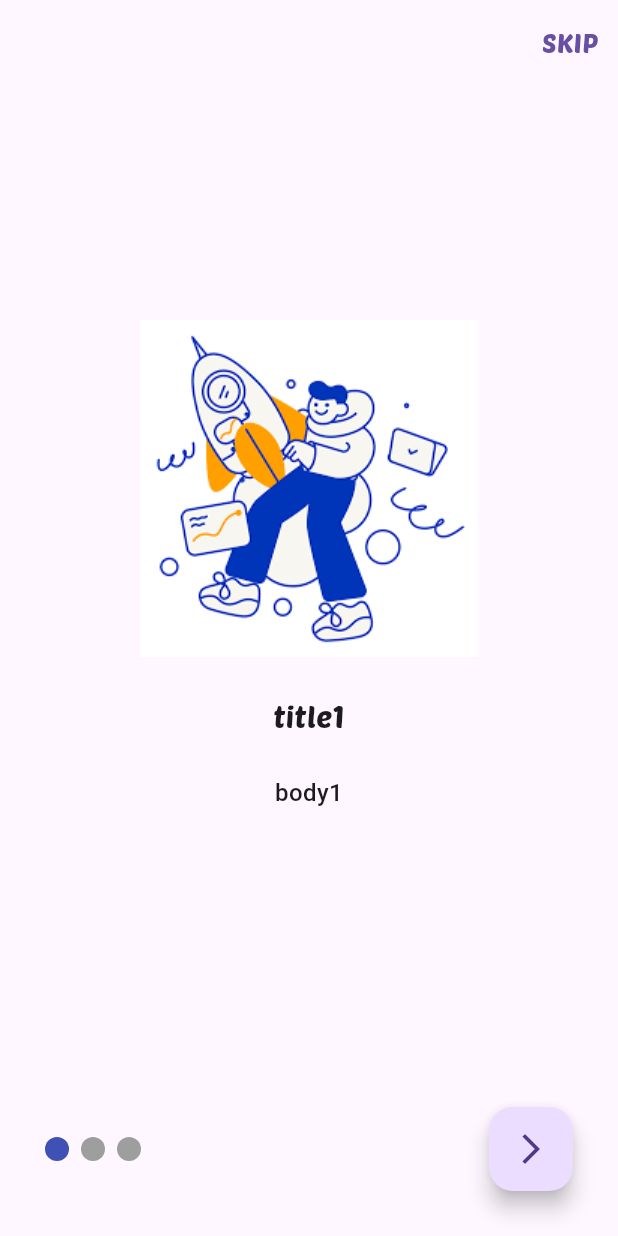
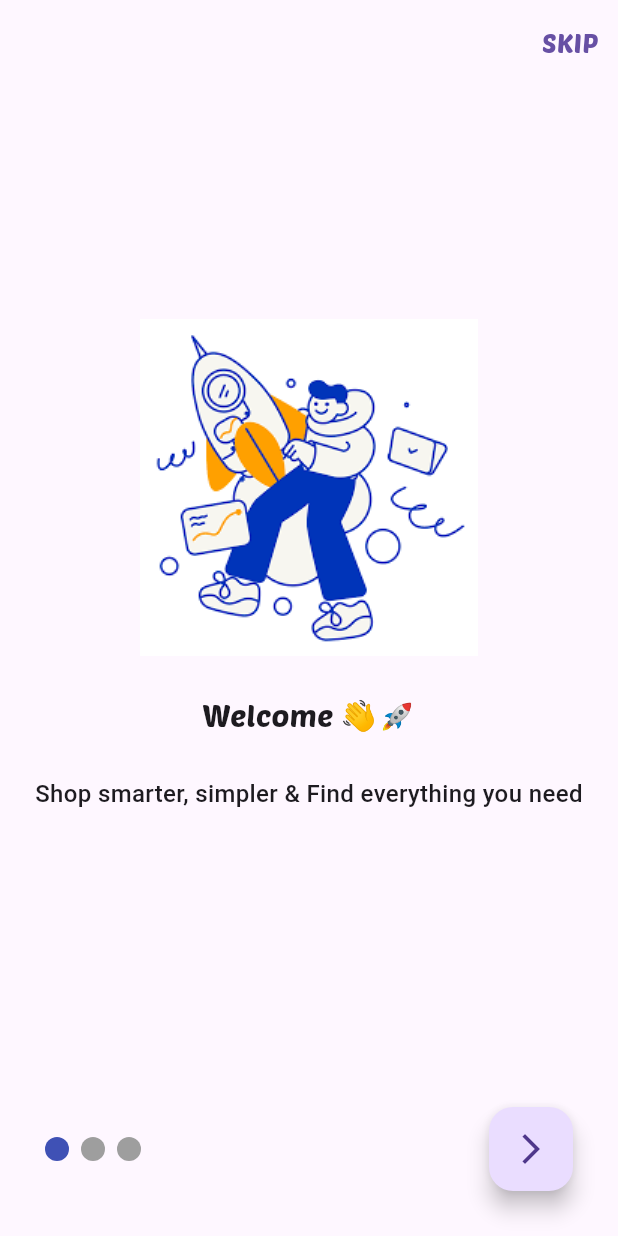
Before and after one commit to Mr11011/Flutter-Shopping-App, a Flutter app: the onBoardingScreen screen opened directly, on a phone screen of 412 x 824 dp. Run offline on Flutter 3.47's test engine with Material 3 defaults, Android fonts, the phone set to English and light mode, and no system bars; drawn by our look-alikes of smooth_page_indicator; our stand-ins replace bloc, carousel_slider, conditional_builder_null_safety, dio, flutter_bloc, fluttertoast and 2 more; accounts and stored records are empty; network calls fail.

Commit message:
part2 8/5

```diff
--- a/lib/onBoardingScreen.dart
+++ b/lib/onBoardingScreen.dart
@@ -119,14 +119,14 @@ Widget OnBoardingItems(onBoardingPagesModel model) => Column(
           height: 25,
         ),
         Text(
-          "${model.title}",
+          "Welcome 👋🚀",
           textAlign: TextAlign.center,
           style: TextStyle(fontFamily: "PoetsenOne-Regular", fontSize: 20),
         ),
         SizedBox(
           height: 25,
         ),
-        Text("${model.body}",
+        Text("Shop smarter, simpler & Find everything you need",
             textAlign: TextAlign.center,
             style: TextStyle(fontSize: 16, fontWeight: FontWeight.w500)),
         SizedBox(
```
